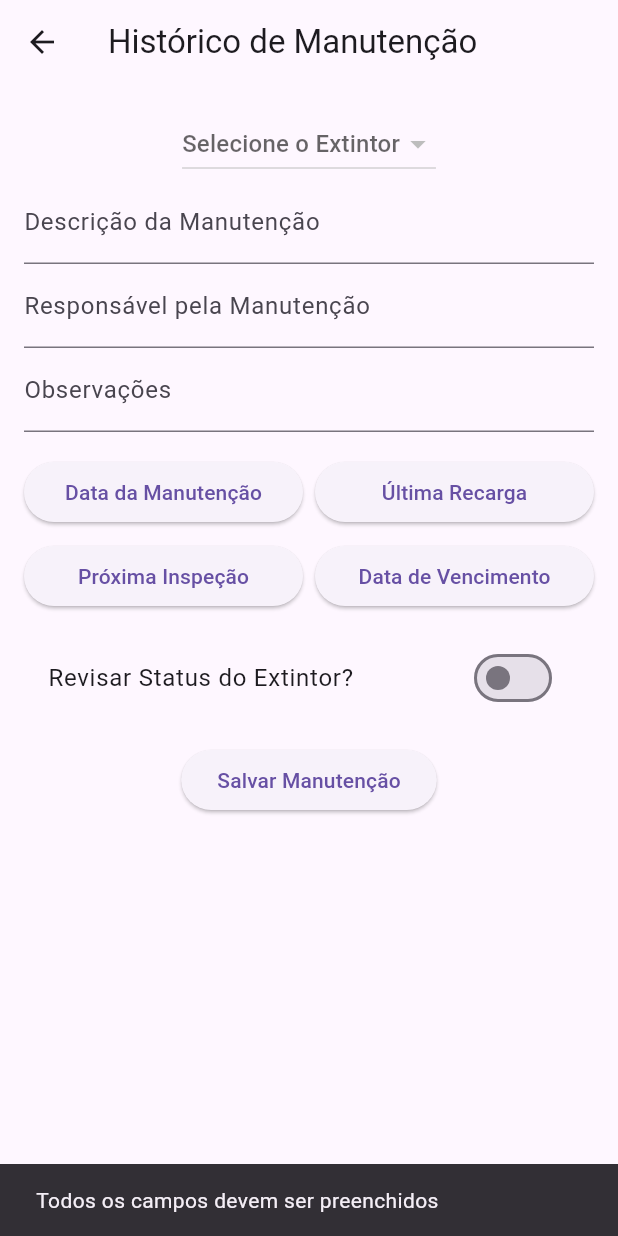
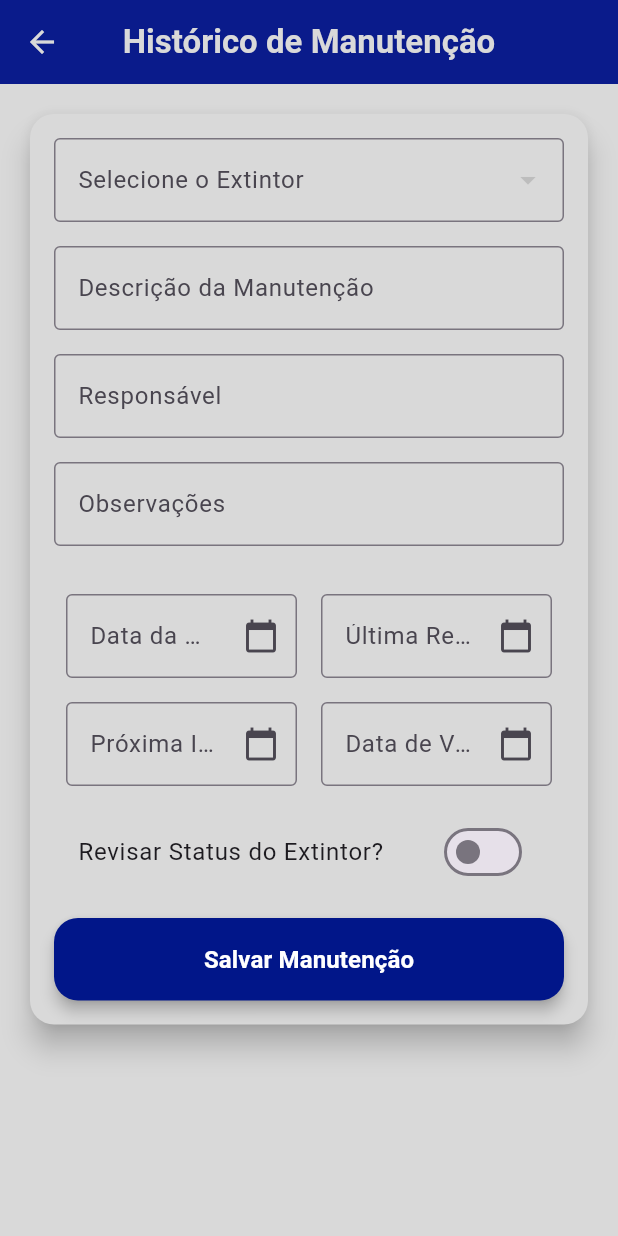
Before and after one commit to febeatriz/app_metro, a Flutter app: the ManutencaoExtintorPage screen opened directly, after a tap on "Salvar Manutenção", on a phone screen of 412 x 824 dp. Run offline on Flutter 3.47's test engine with Material 3 defaults, Android fonts, the phone set to English and light mode, and no system bars; our stand-ins replace image_picker, pdf, printing, qr_flutter, shared_preferences; missing offline and left inert: qr_code_scanner_plus; accounts and stored records are empty; network calls fail.

Commit message:
tela manutenção funcionando

```diff
--- a/lib/src/telas/Tela_Manutencao.dart
+++ b/lib/src/telas/Tela_Manutencao.dart
@@ -12,12 +12,13 @@ class _ManutencaoExtintorPageState extends State<ManutencaoExtintorPage> {
   final TextEditingController descricaoController = TextEditingController();
   final TextEditingController responsavelController = TextEditingController();
   final TextEditingController observacoesController = TextEditingController();
-  DateTime? dataManutencao;
-  DateTime? ultimaRecarga;
-  DateTime? proximaInspecao;
-  DateTime? vencimento;
+  final TextEditingController manutencaoController = TextEditingController();
+  final TextEditingController recargaController = TextEditingController();
+  final TextEditingController inspecaoController = TextEditingController();
+  final TextEditingController vencimentoController = TextEditingController();
+
   int? idExtintor;
-  bool revisarStatus = false; // Controle de revisão de status
+  bool revisarStatus = false;
 
   List<Map<String, dynamic>> extintores = [];
 
@@ -27,7 +28,6 @@ class _ManutencaoExtintorPageState extends State<ManutencaoExtintorPage> {
     _carregarExtintores();
   }
 
-  // Função para carregar os extintores do backend
   Future<void> _carregarExtintores() async {
     final url = Uri.parse('http://localhost:3001/extintores');
     final response = await http.get(url);
@@ -39,143 +39,17 @@ class _ManutencaoExtintorPageState extends State<ManutencaoExtintorPage> {
           extintores = List<Map<String, dynamic>>.from(data['extintores']);
         });
       } else {
-        ScaffoldMessenger.of(context).showSnackBar(SnackBar(
-          content: Text('Erro ao carregar extintores'),
-        ));
+        ScaffoldMessenger.of(context).showSnackBar(
+          SnackBar(content: Text('Erro ao carregar extintores')),
+        );
       }
     } else {
-      ScaffoldMessenger.of(context).showSnackBar(SnackBar(
-        content: Text('Erro de comunicação com o servidor'),
-      ));
+      ScaffoldMessenger.of(context).showSnackBar(
+        SnackBar(content: Text('Erro de comunicação com o servidor')),
+      );
     }
   }
 
-  // Função para salvar a manutenção e atualizar o status do extintor
-  Future<void> _salvarManutencao() async {
-    if (idExtintor == null ||
-        descricaoController.text.isEmpty ||
-        responsavelController.text.isEmpty ||
-        dataManutencao == null ||
-        ultimaRecarga == null ||
-        proximaInspecao == null ||
-        vencimento == null) {
-      ScaffoldMessenger.of(context).showSnackBar(SnackBar(
-        content: Text("Todos os campos devem ser preenchidos"),
-      ));
-      return;
-    }
-
-    final url = Uri.parse('http://localhost:3001/salvar_manutencao');
-    final response = await http.post(url,
-        headers: {'Content-Type': 'application/json'},
-        body: json.encode({
-          'patrimonio': idExtintor,
-          'descricao': descricaoController.text,
-          'responsavel': responsavelController.text,
-          'observacoes': observacoesController.text,
-          'data_manutencao': DateFormat('yyyy-MM-dd').format(dataManutencao!),
-          'ultima_recarga': DateFormat('yyyy-MM-dd').format(ultimaRecarga!),
-          'proxima_inspecao': DateFormat('yyyy-MM-dd').format(proximaInspecao!),
-          'data_vencimento': DateFormat('yyyy-MM-dd').format(vencimento!),
-          'revisar_status': revisarStatus,
-        }));
-
-    if (response.statusCode == 200) {
-      final responseData = json.decode(response.body);
-      if (responseData['success']) {
-        ScaffoldMessenger.of(context).showSnackBar(SnackBar(
-          content: Text("Manutenção salva com sucesso!"),
-        ));
-        // Verifica se a revisão do status foi solicitada
-        if (revisarStatus) {
-          _mostrarRevisaoStatus();
-        }
-      } else {
-        ScaffoldMessenger.of(context).showSnackBar(SnackBar(
-          content: Text("Erro ao salvar a manutenção"),
-        ));
-      }
-    } else {
-      ScaffoldMessenger.of(context).showSnackBar(SnackBar(
-        content:
-            Text("Erro ao comunicar com o servidor: ${response.statusCode}"),
-      ));
-    }
-  }
-
-  // Função para exibir a revisão manual do status
-  void _mostrarRevisaoStatus() {
-    showDialog(
-      context: context,
-      builder: (BuildContext context) {
-        return AlertDialog(
-          title: Text('Revisar Status'),
-          content: Column(
-            mainAxisSize: MainAxisSize.min,
-            children: [
-              Text('Deseja alterar o status do extintor para "Ativo"?'),
-              SwitchListTile(
-                title: Text("Alterar para Ativo"),
-                value: revisarStatus,
-                onChanged: (bool value) {
-                  setState(() {
-                    revisarStatus = value;
-                  });
-                },
-              ),
-            ],
-          ),
-          actions: <Widget>[
-            TextButton(
-              child: Text("Cancelar"),
-              onPressed: () {
-                Navigator.of(context).pop();
-              },
-            ),
-            TextButton(
-              child: Text("Confirmar"),
-              onPressed: () {
-                // Atualize o status do extintor no backend com base na revisão
-                _atualizarStatus();
-                Navigator.of(context).pop();
-              },
-            ),
-          ],
-        );
-      },
-    );
-  }
-
-  // Função para atualizar o status no servidor
-  Future<void> _atualizarStatus() async {
-    final url = Uri.parse('http://localhost:3001/atualizar_status');
-    final response = await http.post(url,
-        headers: {'Content-Type': 'application/json'},
-        body: json.encode({
-          'patrimonio': idExtintor,
-          'status': revisarStatus ? 'Ativo' : 'Em Manutenção',
-        }));
-
-    if (response.statusCode == 200) {
-      final responseData = json.decode(response.body);
-      if (responseData['success']) {
-        ScaffoldMessenger.of(context).showSnackBar(SnackBar(
-          content: Text("Status atualizado com sucesso!"),
-        ));
-      } else {
-        ScaffoldMessenger.of(context).showSnackBar(SnackBar(
-          content: Text("Erro ao atualizar o status"),
-        ));
-      }
-    } else {
-      ScaffoldMessenger.of(context).showSnackBar(SnackBar(
-        content:
-            Text("Erro ao comunicar com o servidor: ${response.statusCode}"),
-      ));
-    }
-  }
-
-  // Função para selecionar a data
   Future<void> _selecionarData(BuildContext context, String tipoData) async {
     DateTime? picked = await showDatePicker(
       context: context,
@@ -184,37 +58,85 @@ class _ManutencaoExtintorPageState extends State<ManutencaoExtintorPage> {
       lastDate: DateTime(2101),
     );
 
-    if (picked != null && picked != DateTime.now()) {
+    if (picked != null) {
+      String formattedDate = DateFormat('dd/MM/yyyy').format(picked);
       setState(() {
         switch (tipoData) {
           case 'manutencao':
-            dataManutencao = picked;
+            manutencaoController.text = formattedDate;
             break;
           case 'recarga':
-            ultimaRecarga = picked;
+            recargaController.text = formattedDate;
             break;
           case 'inspecao':
-            proximaInspecao = picked;
+            inspecaoController.text = formattedDate;
             break;
           case 'vencimento':
-            vencimento = picked;
+            vencimentoController.text = formattedDate;
             break;
         }
       });
     }
   }
 
+  Widget _buildDateField(
+      {required String label,
+      required TextEditingController controller,
+      required VoidCallback onTap}) {
+    return Expanded(
+      child: Padding(
+        padding: const EdgeInsets.symmetric(horizontal: 8.0),
+        child: TextField(
+          controller: controller,
+          readOnly: true,
+          decoration: InputDecoration(
+            labelText: label,
+            hintText: 'Selecione a data',
+            suffixIcon: Icon(Icons.calendar_today),
+            border: OutlineInputBorder(),
+          ),
+          onTap: onTap,
+        ),
+      ),
+    );
+  }
+
   @override
   Widget build(BuildContext context) {
     return Scaffold(
-      appBar: AppBar(title: Text("Histórico de Manutenção")),
-      body: Padding(
+      backgroundColor: const Color(0xFFD9D9D9),
+      appBar: AppBar(
+        title: Text(
+          "Histórico de Manutenção",
+          style: TextStyle(
+            fontWeight: FontWeight.bold,
+            color: Color(0xFFD9D9D9),
+          ),
+        ),
+        backgroundColor: const Color(0xFF011689),
+        centerTitle: true,
+        elevation: 4,
+        iconTheme: const IconThemeData(color: Color(0xFFD9D9D9)),
+      ),
+      body: SingleChildScrollView(
+        padding: const EdgeInsets.all(16.0),
+        child: Card(
+          color: Color(0xFFD9D9D9),
+          shape: RoundedRectangleBorder(
+            borderRadius: BorderRadius.circular(16.0),
+          ),
+          elevation: 8,
+          child: Padding(
             padding: const EdgeInsets.all(16.0),
             child: Column(
+              crossAxisAlignment: CrossAxisAlignment.stretch,
               children: [
-            DropdownButton<int>(
+                DropdownButtonFormField<int>(
+                  decoration: InputDecoration(
+                    labelText: "Selecione o Extintor",
+                    border: OutlineInputBorder(),
+                  ),
                   value: idExtintor,
-              hint: Text("Selecione o Extintor"),
                   onChanged: (int? newValue) {
                     setState(() {
                       idExtintor = newValue;
@@ -227,60 +149,50 @@ class _ManutencaoExtintorPageState extends State<ManutencaoExtintorPage> {
                     );
                   }).toList(),
                 ),
-            TextField(
-              controller: descricaoController,
-              decoration: InputDecoration(labelText: 'Descrição da Manutenção'),
+                SizedBox(height: 16),
+                ...[descricaoController, responsavelController, observacoesController]
+                    .map((controller) => Padding(
+                          padding: const EdgeInsets.only(bottom: 16.0),
+                          child: TextField(
+                            controller: controller,
+                            decoration: InputDecoration(
+                              labelText: controller == descricaoController
+                                  ? "Descrição da Manutenção"
+                                  : controller == responsavelController
+                                      ? "Responsável"
+                                      : "Observações",
+                              border: OutlineInputBorder(),
                             ),
-            TextField(
-              controller: responsavelController,
-              decoration:
-                  InputDecoration(labelText: 'Responsável pela Manutenção'),
                           ),
-            TextField(
-              controller: observacoesController,
-              decoration: InputDecoration(labelText: 'Observações'),
+                        ))
+                    .toList(),
+                SizedBox(height: 16),
+                Row(
+                  children: [
+                    _buildDateField(
+                      label: "Data da Manutenção",
+                      controller: manutencaoController,
+                      onTap: () => _selecionarData(context, 'manutencao'),
+                    ),
+                    _buildDateField(
+                      label: "Última Recarga",
+                      controller: recargaController,
+                      onTap: () => _selecionarData(context, 'recarga'),
+                    ),
+                  ],
                 ),
                 SizedBox(height: 16),
                 Row(
                   children: [
-                Expanded(
-                  child: ElevatedButton(
-                    onPressed: () => _selecionarData(context, 'manutencao'),
-                    child: Text(dataManutencao == null
-                        ? 'Data da Manutenção'
-                        : DateFormat('dd/MM/yyyy').format(dataManutencao!)),
+                    _buildDateField(
+                      label: "Próxima Inspeção",
+                      controller: inspecaoController,
+                      onTap: () => _selecionarData(context, 'inspecao'),
                     ),
-                ),
-                SizedBox(width: 8),
-                Expanded(
-                  child: ElevatedButton(
-                    onPressed: () => _selecionarData(context, 'recarga'),
-                    child: Text(ultimaRecarga == null
-                        ? 'Última Recarga'
-                        : DateFormat('dd/MM/yyyy').format(ultimaRecarga!)),
-                  ),
-                ),
-              ],
-            ),
-            SizedBox(height: 8),
-            Row(
-              children: [
-                Expanded(
-                  child: ElevatedButton(
-                    onPressed: () => _selecionarData(context, 'inspecao'),
-                    child: Text(proximaInspecao == null
-                        ? 'Próxima Inspeção'
-                        : DateFormat('dd/MM/yyyy').format(proximaInspecao!)),
-                  ),
-                ),
-                SizedBox(width: 8),
-                Expanded(
-                  child: ElevatedButton(
-                    onPressed: () => _selecionarData(context, 'vencimento'),
-                    child: Text(vencimento == null
-                        ? 'Data de Vencimento'
-                        : DateFormat('dd/MM/yyyy').format(vencimento!)),
-                  ),
+                    _buildDateField(
+                      label: "Data de Vencimento",
+                      controller: vencimentoController,
+                      onTap: () => _selecionarData(context, 'vencimento'),
                     ),
                   ],
                 ),
@@ -296,10 +208,26 @@ class _ManutencaoExtintorPageState extends State<ManutencaoExtintorPage> {
                 ),
                 SizedBox(height: 16),
                 ElevatedButton(
-              onPressed: _salvarManutencao,
-              child: Text("Salvar Manutenção"),
+                  onPressed: () {
+                    // Coloque sua função de salvar aqui.
+                  },
+                  style: ElevatedButton.styleFrom(
+                    backgroundColor: const Color(0xFF011689), // Cor de fundo.
+                    foregroundColor: Colors.white, // Cor do texto.
+                    shape: RoundedRectangleBorder(
+                      borderRadius: BorderRadius.circular(16.0), // Bordas arredondadas.
+                    ),
+                    padding: const EdgeInsets.symmetric(vertical: 16.0, horizontal: 24.0),
+                    elevation: 4,
+                  ),
+                  child: const Text(
+                    "Salvar Manutenção",
+                    style: TextStyle(fontWeight: FontWeight.bold, fontSize: 16),
+                  ),
                 ),
               ],
+            ),
+          ),
         ),
       ),
     );
```
Lines whose indentation alone changed are shown as unchanged.
